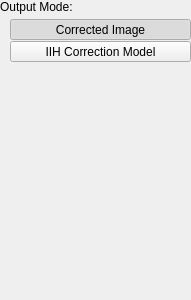
This is src/imagefilter_surfacefittingiihc/filterwidget.ui in deiflou/ibp as Qt 5 draws it before an edit. The edited form follows.
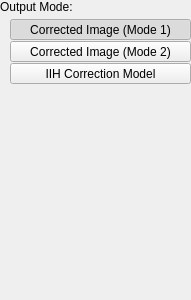
This is the edited form.

Commit message:
* Added Auto Levels image filter
* Added ProbabilityMassFunction class
* Added ImageHistogram class
* Added new output option to the IIHC image filters
* Modified license year

Patch:
```diff
--- a/src/imagefilter_surfacefittingiihc/filterwidget.ui
+++ b/src/imagefilter_surfacefittingiihc/filterwidget.ui
@@ -58,7 +58,7 @@
           </sizepolicy>
          </property>
          <property name="text">
-          <string>Corrected Image</string>
+          <string>Corrected Image (Mode 1)</string>
          </property>
          <property name="checkable">
           <bool>true</bool>
@@ -77,6 +77,34 @@
          </attribute>
         </widget>
        </item>
+       <item>
+        <widget class="QToolButton" name="mButtonOutputModeCorrectedImageMode2">
+         <property name="sizePolicy">
+          <sizepolicy hsizetype="Preferred" vsizetype="Preferred">
+           <horstretch>0</horstretch>
+           <verstretch>0</verstretch>
+          </sizepolicy>
+         </property>
+         <property name="text">
+          <string>Corrected Image (Mode 2)</string>
+         </property>
+         <property name="checkable">
+          <bool>true</bool>
+         </property>
+         <property name="checked">
+          <bool>false</bool>
+         </property>
+         <property name="autoExclusive">
+          <bool>true</bool>
+         </property>
+         <property name="class" stdset="0">
+          <string>cFlatOptionButton</string>
+         </property>
+         <attribute name="buttonGroup">
+          <string notr="true">buttonGroup</string>
+         </attribute>
+        </widget>
+       </item>
        <item>
         <widget class="QToolButton" name="mButtonOutputModeIIHCorrectionModel">
          <property name="sizePolicy">
```
Left out of the diff: 2 changed lines with no effect on the pictures. The commit also changes 375 other files.
